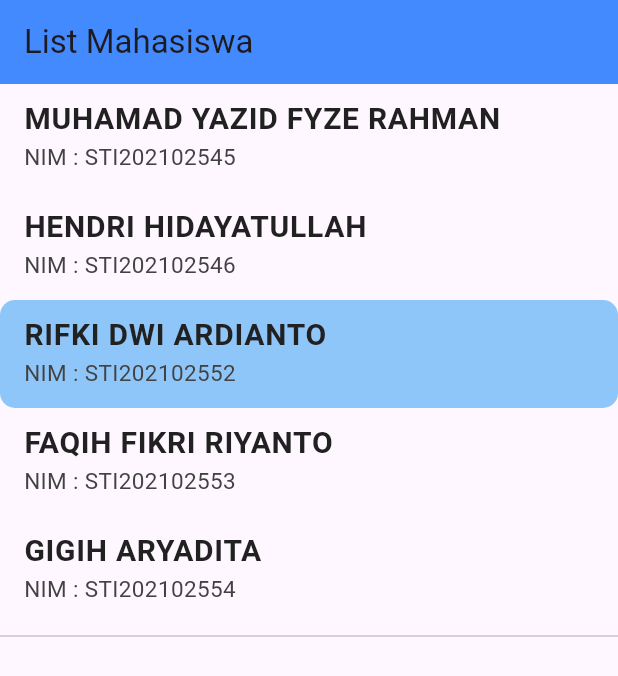
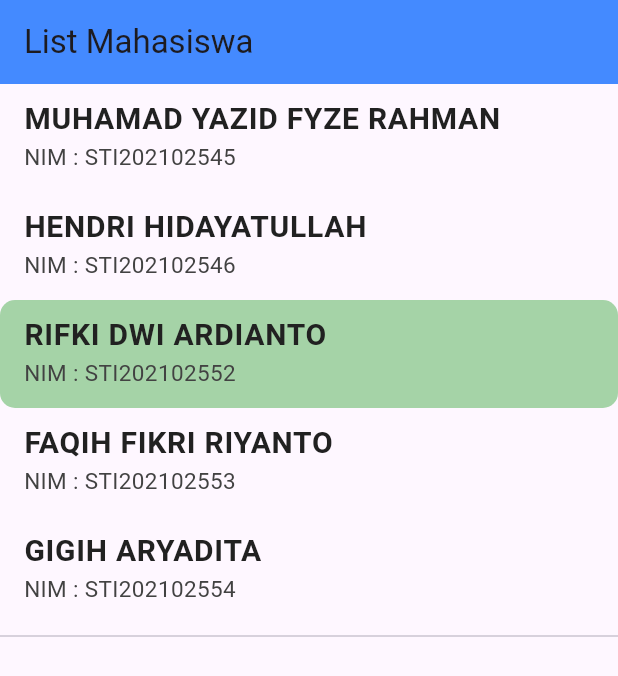
Before and after one commit to rifkidardianto/Jobsheet5_Rifki_DA_STI202102552, a Flutter app: the screen it shows after launch, on a phone screen of 412 x 824 dp. Shown: the top 676 px of the screen. Run offline on Flutter 3.47's test engine with Material 3 defaults, Android fonts, the phone set to English and light mode, and no system bars.

Commit message:
Jobsheet 5

```diff
--- a/lib/main.dart
+++ b/lib/main.dart
@@ -68,7 +68,7 @@ class ListMhs extends StatelessWidget {
   Widget build(BuildContext context) {
     return Container(
       decoration: BoxDecoration(
-        color: highlightBackground ? Colors.blue.withOpacity(0.5) : null,
+        color: highlightBackground ? Colors.green.withOpacity(0.5) : null,
         borderRadius: BorderRadius.circular(10),
       ),
       margin: const EdgeInsets.all(0),
```
Also changed, not shown: 2 other files.
